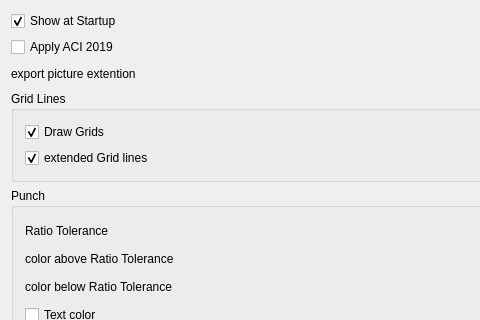
This is ui/preferences-punch_visual.ui in ebrahimraeyat/OSAFE as Qt 5 draws it before an edit; both pictures show x 0 to 480 and y 0 to 320 of the 733 by 407 pixel window. The edited form follows.
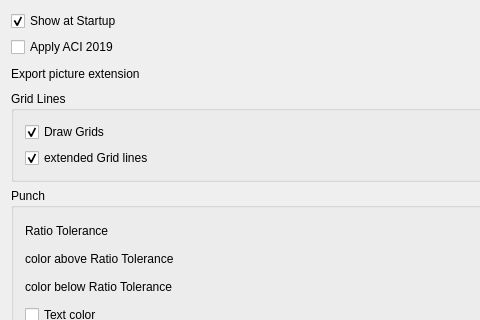
This is the edited form. Custom widgets are drawn as their Qt base class.

```diff
--- a/ui/preferences-punch_visual.ui
+++ b/ui/preferences-punch_visual.ui
@@ -48,7 +48,7 @@
      <item>
       <widget class="QLabel" name="label_3">
        <property name="text">
-        <string>export picture extention</string>
+        <string>Export picture extension</string>
        </property>
       </widget>
      </item>
```
